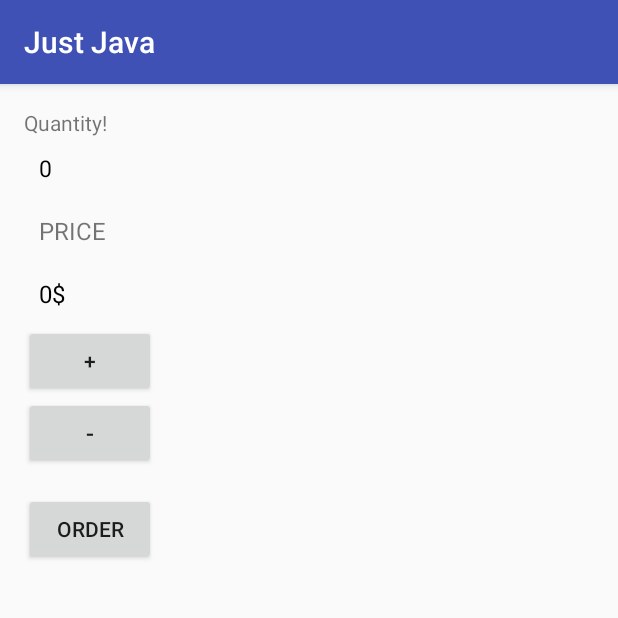
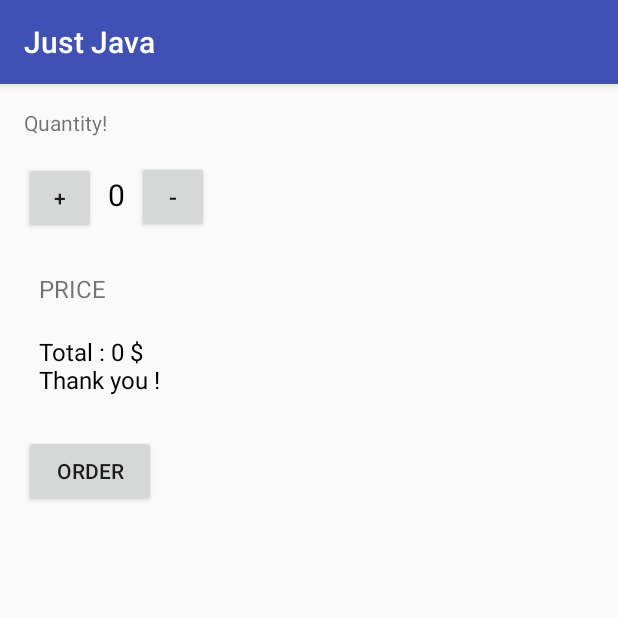
Before and after one commit to gaterfy/L2s4, an Android app: the screen it shows after launch (MainActivity), after a tap on "ORDER", on a phone screen of 412 x 824 dp, the top half of it. Run offline under Robolectric (Android 15) with nearby library versions, the phone set to English and light mode, and no system bars.

Commit message:
final project command with to string and nested views

```diff
--- a/commande/app/src/main/java/com/udacity/berfail/MainActivity.java
+++ b/commande/app/src/main/java/com/udacity/berfail/MainActivity.java
@@ -8,21 +8,28 @@ import android.widget.TextView;
 
 public class MainActivity extends AppCompatActivity {
     private int num=0;
+    private int total=0;
 
     @Override
     protected void onCreate(Bundle savedInstanceState) {
         super.onCreate(savedInstanceState);
         setContentView(R.layout.activity_main);
     }
+
+    @Override
+    public String toString() {
+        return "Total : " + this.total + " $ " + "\n"+"Thank you !";
+    }
+
     /**
      * This method is called when the order button is clicked.
      */
     public void submitOrder(View view) {
 
-        int a=0;
+        //int a=0;
         TextView quantityTextView = (TextView) findViewById(R.id.dollars);
-        a=this.num * 10;
-        quantityTextView.setText(""+a+"$");
+        this.total=this.num * 5;
+        quantityTextView.setText(this.toString() );
 
     }
     public void submitPlus(View view) {
@@ -35,13 +42,13 @@ public class MainActivity extends AppCompatActivity {
      * This method displays the given quantity value on the screen.
      */
     private void display(int number) {
+        TextView quantityTextView = (TextView) findViewById(R.id.quantity_text_view);
         if(number==1){
-            TextView quantityTextView = (TextView) findViewById(R.id.quantity_text_view);
+
             this.num+=1;
             quantityTextView.setText("" + this.num);
         }
         else if(number==0){
-            TextView quantityTextView = (TextView) findViewById(R.id.quantity_text_view);
             if(this.num>0){
             this.num-=1;
             quantityTextView.setText("" + this.num);}
--- a/commande/app/src/main/res/layout/activity_main.xml
+++ b/commande/app/src/main/res/layout/activity_main.xml
@@ -3,11 +3,11 @@
     xmlns:tools="http://schemas.android.com/tools"
     android:layout_width="match_parent"
     android:layout_height="match_parent"
+    android:orientation="vertical"
     android:paddingBottom="@dimen/activity_vertical_margin"
     android:paddingLeft="@dimen/activity_horizontal_margin"
     android:paddingRight="@dimen/activity_horizontal_margin"
     android:paddingTop="@dimen/activity_vertical_margin"
-    android:orientation="vertical"
     tools:context="com.udacity.berfail.MainActivity">
 
     <TextView
@@ -16,14 +16,41 @@
 
         android:text="Quantity!" />
 
-    <TextView
-        android:id="@+id/quantity_text_view"
+    <LinearLayout
         android:layout_width="wrap_content"
         android:layout_height="wrap_content"
-        android:layout_margin="10dp"
-        android:text="0"
-        android:textColor="@android:color/black"
-        android:textSize="15sp"/>
+        android:paddingBottom="@dimen/activity_vertical_margin"
+        android:paddingTop="@dimen/activity_vertical_margin">
+
+        <Button
+            android:id="@+id/button"
+            android:layout_width="48dp"
+            android:layout_height="48dp"
+            android:gravity="center"
+            android:onClick="submitPlus"
+            android:text="+" />
+
+        <TextView
+            android:id="@+id/quantity_text_view"
+            android:layout_width="wrap_content"
+            android:layout_height="wrap_content"
+            android:layout_marginLeft="8dp"
+            android:layout_marginRight="8dp"
+            android:text="0"
+            android:textColor="@android:color/black"
+            android:textSize="20sp" />
+
+
+        <Button
+            android:layout_width="48dp"
+            android:layout_height="48dp"
+            android:gravity="center"
+            android:onClick="submitMinus"
+            android:text="-"
+
+            android:textSize="16sp" />
+    </LinearLayout>
+
     <TextView
         android:id="@+id/price"
         android:layout_width="wrap_content"
@@ -31,41 +58,25 @@
         android:layout_margin="10dp"
         android:text="price"
         android:textAllCaps="true"
-        android:textSize="16sp"
-        />
+        android:textSize="16sp" />
+
+
     <TextView
         android:id="@+id/dollars"
         android:layout_width="wrap_content"
         android:layout_height="wrap_content"
         android:layout_margin="10dp"
         android:text="0$"
-        android:textAllCaps="true"
         android:textColor="@android:color/black"
-        android:textSize="16sp"
-        />
+        android:textSize="16sp" />
+
 
     <Button
         android:layout_width="wrap_content"
         android:layout_height="wrap_content"
-        android:text="+"
-        android:gravity="center"
-        android:onClick="submitPlus"
-        />
-    <Button
-        android:layout_width="wrap_content"
-        android:layout_height="wrap_content"
-        android:text="-"
-        android:textSize="16sp"
-        android:gravity="center"
-        android:onClick="submitMinus"
-        />
-    <Button
-        android:layout_width="wrap_content"
-        android:layout_height="wrap_content"
         android:layout_marginTop="16dp"
-        android:text="ORDER"
         android:onClick="submitOrder"
-        />
+        android:text="ORDER" />
 
 
 </LinearLayout>
```
